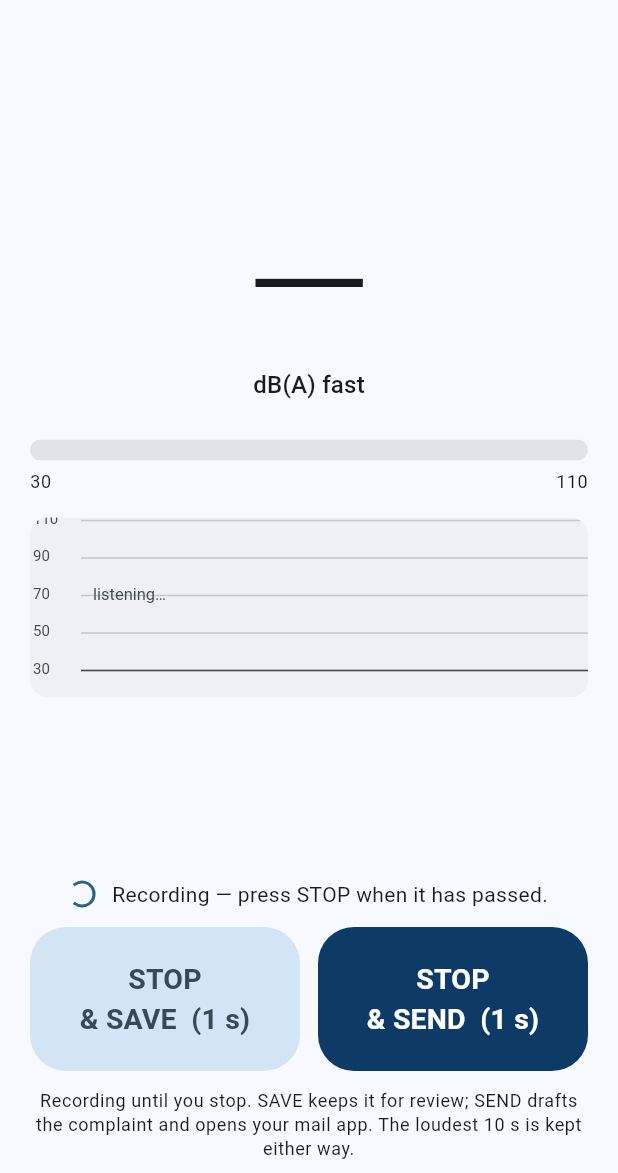
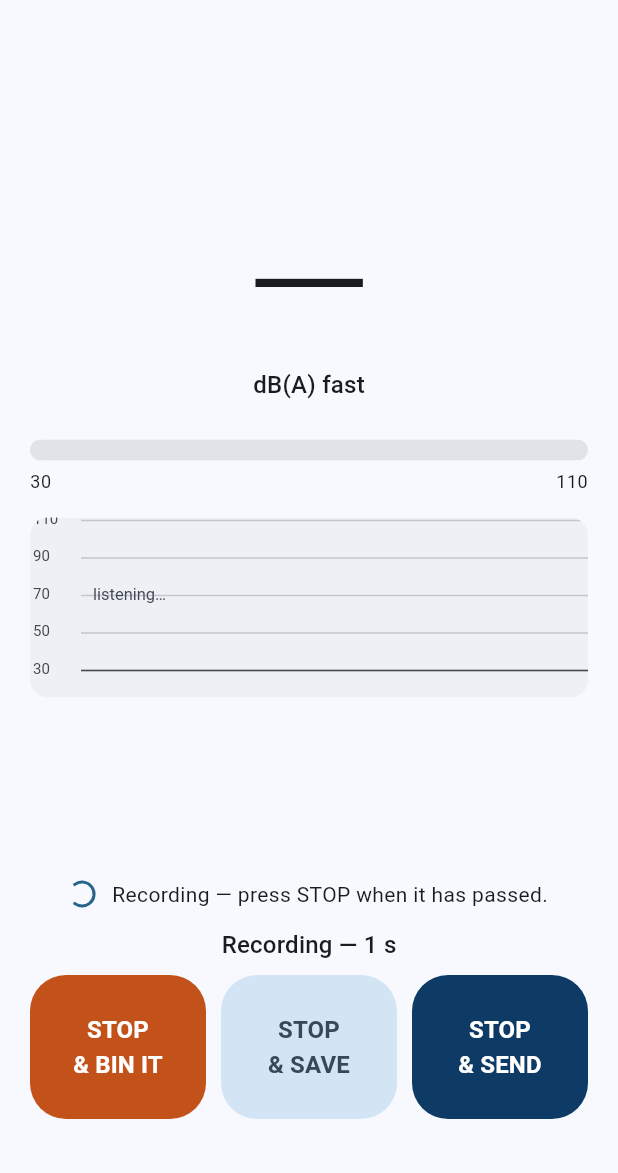
Before and after one commit to benedictcarter/noise_alert, a Flutter app: the SnapScreen screen opened directly, on a phone screen of 412 x 824 dp, the part 63-1236 px from its top. Run offline on Flutter 3.47's test engine with Material 3 defaults, Android fonts, the phone set to English and light mode, and no system bars; our stand-ins replace device_info_plus, flutter_riverpod, geolocator, just_audio, package_info_plus, sqflite; missing offline and left inert: flutter_email_sender, record; accounts and stored records are empty.

Commit message:
Add STOP & BIN IT, and cut three explanations nobody needed
A third stop button, orange, to the left of SAVE and SEND. The abandon path
already existed for walking away from a recording nobody asked for; this puts
it on a button and acknowledges it with a snackbar, since a deliberate press
needs an answer where a walk-away does not. No confirmation dialog: nothing is
written to disk before the press, so there is nothing to undo, and a modal on
a three-button control being used while an aeroplane is overhead costs more
than the mistake it prevents.

The clock moves out of the button labels to a single line above the row --
with three buttons the "(12 s)" suffix left no room for the words.

Removed: the home-screen-widget provenance note, the "Recording until you
stop" caption, and the Bcc advice on the letter screen.

Co-Authored-By: Claude Opus 5 <noreply@anthropic.com>

```diff
--- a/lib/features/settings/letter_screen.dart
+++ b/lib/features/settings/letter_screen.dart
@@ -60,18 +60,11 @@ class LetterScreen extends ConsumerWidget {
             value: recipients.bcc.join(', '),
             keyboardType: TextInputType.emailAddress,
             textCapitalization: TextCapitalization.none,
-            hint: 'Put your own address here to keep a copy of everything you '
-                'send. Bcc addresses are hidden from the other recipients.',
             onChanged: (String v) => config.edit(
               (AppSettings s) => s.copyWith(
                 recipientSets: _replace(s, recipients.copyWith(bcc: _split(v))),
               ),
             ),
-          ),
-          const Explainer(
-            'A Bcc to your flight-watch group is how the group builds up a '
-            'record of complaints without anyone having to keep a list of '
-            'members\' details.',
           ),
           const SectionHeader('What it says'),
           SettingsField(
--- a/lib/features/snap/snap_screen.dart
+++ b/lib/features/snap/snap_screen.dart
@@ -4,7 +4,6 @@ import 'package:flutter/material.dart';
 import 'package:flutter_riverpod/flutter_riverpod.dart';
 
 import '../../app.dart';
-import '../../core/constants.dart';
 import '../../core/quick_snap.dart';
 import '../../data/audio/recorder_service.dart';
 import '../../data/location/location_service.dart';
@@ -54,10 +53,6 @@ class _SnapScreenState extends ConsumerState<SnapScreen>
       const LocationStatus(LocationAvailability.denied);
   StreamSubscription<void>? _widgetTaps;
 
-  /// Set while a widget-triggered capture is starting, so the screen explains
-  /// why it is recording without anybody having pressed anything.
-  bool _fromWidget = false;
-
   /// True when the running recording began by itself rather than by a press.
   /// Only these are thrown away when the user's attention goes elsewhere.
   bool _autoStarted = false;
@@ -99,10 +94,10 @@ class _SnapScreenState extends ConsumerState<SnapScreen>
     if (!mounted) return;
 
     final QuickSnapChannel quick = ref.read(quickSnapProvider);
-    _widgetTaps ??= quick.requests.listen((_) => _snap(fromWidget: true));
+    _widgetTaps ??= quick.requests.listen((_) => _snap());
 
     if (await quick.consumePending() && mounted) {
-      await _snap(fromWidget: true);
+      await _snap();
       return;
     }
 
@@ -250,11 +245,10 @@ class _SnapScreenState extends ConsumerState<SnapScreen>
     // The status is re-read by didChangeAppLifecycleState on the way back.
   }
 
-  Future<void> _snap({bool fromWidget = false, bool auto = false}) async {
+  Future<void> _snap({bool auto = false}) async {
     if (_capturing) return;
     setState(() {
       _capturing = true;
-      _fromWidget = fromWidget;
       _autoStarted = auto;
       _sendOnStop = false;
       _statusLine = 'Getting a location fix…';
@@ -320,8 +314,15 @@ class _SnapScreenState extends ConsumerState<SnapScreen>
         ),
       );
     } on CaptureAbandoned {
-      // The user walked away from a recording they never started. Nothing was
-      // written and nothing needs saying.
+      // Two ways to get here. Walking away from a recording nobody asked for
+      // is silent -- there is nothing to tell someone who has already left.
+      // Pressing DISCARD is a deliberate act and gets an acknowledgement, or
+      // the user is left wondering whether the button did anything.
+      if (_discarding && mounted) {
+        ScaffoldMessenger.of(context).showSnackBar(
+          const SnackBar(content: Text('Recording discarded.')),
+        );
+      }
     } on Object catch (e) {
       if (mounted) {
         ScaffoldMessenger.of(context).showSnackBar(
@@ -334,13 +335,32 @@ class _SnapScreenState extends ConsumerState<SnapScreen>
       if (mounted) {
         setState(() {
           _capturing = false;
-          _fromWidget = false;
           _autoStarted = false;
           _sendOnStop = false;
+          _discarding = false;
           _statusLine = null;
         });
       }
     }
+  }
+
+  /// True from the press of DISCARD until the capture unwinds, so the
+  /// abandon path can tell a deliberate throw-away from a walk-away.
+  bool _discarding = false;
+
+  /// Stops without keeping anything.
+  ///
+  /// No confirmation dialog, deliberately. The button says DISCARD, it is a
+  /// different colour from the two beside it, and a modal on a three-button
+  /// control that is being used while an aeroplane is overhead costs more than
+  /// the mistake it prevents. Nothing has been written to disk at this point,
+  /// so there is nothing to undo and nothing left behind.
+  void _discard() {
+    setState(() {
+      _discarding = true;
+      _autoStarted = false;
+    });
+    ref.read(snapServiceProvider).abandonCapture();
   }
 
   void _stop({required bool send}) {
@@ -495,9 +515,9 @@ class _SnapScreenState extends ConsumerState<SnapScreen>
                 ),
               if (_capturing)
                 _StopButtons(
+                  onDiscard: _discard,
                   onSave: () => _stop(send: false),
                   onSend: () => _stop(send: true),
-                  fromWidget: _fromWidget,
                   seconds: _elapsed,
                 )
               else if (_micDenied)
@@ -507,10 +527,7 @@ class _SnapScreenState extends ConsumerState<SnapScreen>
               const SizedBox(height: 12),
               Text(
                 _capturing
-                    ? 'Recording until you stop. SAVE keeps it for review; '
-                        'SEND drafts the complaint and opens your mail app. '
-                        'The loudest ${AudioConfig.clipSeconds.round()} s is '
-                        'kept either way.'
+                    ? ''
                     : _micDenied
                         ? 'The app cannot hear anything yet. Press the button '
                             'above to let it use the microphone. You can say '
@@ -538,8 +555,14 @@ class _SnapScreenState extends ConsumerState<SnapScreen>
 const Color _recordGreen = Color(0xFF1E7B34);
 
 /// The send half of the stop control. Darker than the app's own blue so the
-/// two stop buttons cannot be confused with each other at a glance.
+/// three stop buttons cannot be confused with each other at a glance.
 const Color _sendBlue = Color(0xFF0D3B66);
+
+/// Throwing the recording away. Orange rather than the theme's error red:
+/// discarding a recording of your own kitchen is a normal thing to want, not a
+/// destructive act to be warned about, and red beside two other buttons reads
+/// as "do not press this".
+const Color _discardOrange = Color(0xFFC2521A);
 
 class _RecordButton extends StatelessWidget {
   const _RecordButton({required this.onPressed, required this.busy});
@@ -653,43 +676,63 @@ class _Banner extends StatelessWidget {
 /// who knows when the aircraft has gone.
 class _StopButtons extends StatelessWidget {
   const _StopButtons({
+    required this.onDiscard,
     required this.onSave,
     required this.onSend,
-    required this.fromWidget,
     this.seconds,
   });
 
+  final VoidCallback onDiscard;
   final VoidCallback onSave;
   final VoidCallback onSend;
-  final bool fromWidget;
 
   /// Seconds recorded so far.
   final int? seconds;
 
   @override
   Widget build(BuildContext context) {
-    final ColorScheme colors = Theme.of(context).colorScheme;
-    final String clock = seconds == null ? '' : '  ($seconds s)';
+    final ThemeData theme = Theme.of(context);
+    final ColorScheme colors = theme.colorScheme;
     return Column(
       mainAxisSize: MainAxisSize.min,
       children: <Widget>[
+        // One clock above the row rather than the same number repeated inside
+        // three labels. With two buttons the suffix fitted; with three it left
+        // no room for the words that say what the buttons do.
+        if (seconds != null)
+          Padding(
+            padding: const EdgeInsets.only(bottom: 8),
+            child: Text(
+              'Recording — $seconds s',
+              style: theme.textTheme.titleMedium,
+            ),
+          ),
         SizedBox(
           height: 96,
           child: Row(
             children: <Widget>[
               Expanded(
                 child: _StopButton(
+                  onPressed: onDiscard,
+                  label: 'STOP\n& BIN IT',
+                  background: _discardOrange,
+                  foreground: Colors.white,
+                ),
+              ),
+              const SizedBox(width: 10),
+              Expanded(
+                child: _StopButton(
                   onPressed: onSave,
-                  label: 'STOP\n& SAVE$clock',
+                  label: 'STOP\n& SAVE',
                   background: colors.secondaryContainer,
                   foreground: colors.onSecondaryContainer,
                 ),
               ),
-              const SizedBox(width: 12),
+              const SizedBox(width: 10),
               Expanded(
                 child: _StopButton(
                   onPressed: onSend,
-                  label: 'STOP\n& SEND$clock',
+                  label: 'STOP\n& SEND',
                   background: _sendBlue,
                   foreground: Colors.white,
                 ),
@@ -697,17 +740,6 @@ class _StopButtons extends StatelessWidget {
             ],
           ),
         ),
-        if (fromWidget)
-          Padding(
-            padding: const EdgeInsets.only(top: 8),
-            child: Text(
-              'Started from the home-screen widget, so the microphone had not '
-              'been listening beforehand — this event has no background level '
-              'to compare against.',
-              textAlign: TextAlign.center,
-              style: Theme.of(context).textTheme.bodySmall,
-            ),
-          ),
       ],
     );
   }
@@ -742,7 +774,7 @@ class _StopButton extends StatelessWidget {
         child: Text(
           label,
           textAlign: TextAlign.center,
-          style: const TextStyle(fontSize: 19, fontWeight: FontWeight.w700),
+          style: const TextStyle(fontSize: 16, fontWeight: FontWeight.w700),
         ),
       ),
     );
```
